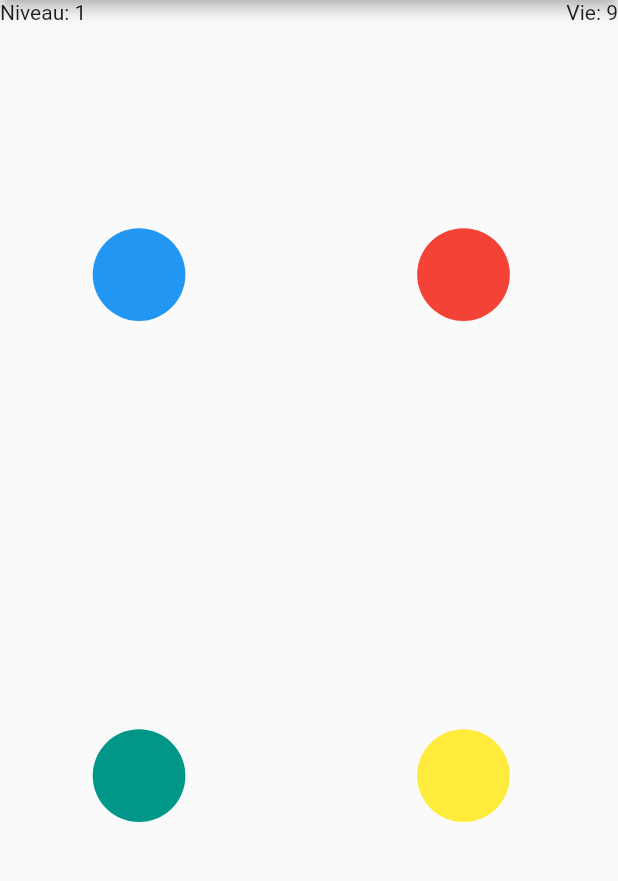
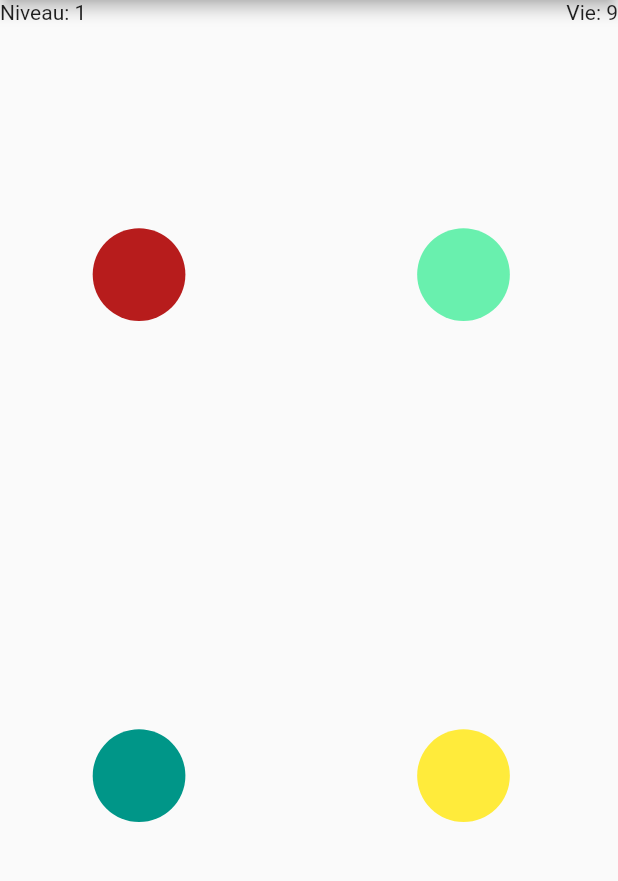
Before and after one commit to kebsont/ColorMemory, a Flutter app: the MyHomePage screen opened directly, on a phone screen of 412 x 824 dp, the part 84-965 px from its top. Run offline on Flutter 3.47's test engine with Material 2 defaults, Android fonts, the phone set to English and light mode, and no system bars; our stand-ins replace cloud_firestore, firebase_auth, firebase_database, flushbar, shared_preferences; accounts and stored records are empty; network calls fail.

```diff
--- a/lib/main.dart
+++ b/lib/main.dart
@@ -1,3 +1,5 @@
+import 'dart:async';
+
 import 'package:colormemory/login_signup_page.dart';
 import 'package:colormemory/services/authentication.dart';
 import 'package:colormemory/widgets/registration.dart';
@@ -5,14 +7,13 @@ import 'package:colormemory/widgets/signin.dart';
 import 'package:flutter/material.dart';
 import 'package:flutter/services.dart';
 import 'package:colormemory/widgets/home.dart';
+
 void main() => runApp(MyApp());
 
 class MyApp extends StatelessWidget {
   BaseAuth auth;
   @override
   Widget build(BuildContext context) {
-
-
     return MaterialApp(
       title: 'Color Memory',
       theme: ThemeData(
@@ -25,10 +26,9 @@ class MyApp extends StatelessWidget {
       routes: {
         '/': (context) => SignInScreen(),
         '/registration': (context) => SignUpScreen(this.auth),
-        '/home' : (context) => HomeWithMenu()
+        '/home': (context) => HomeWithMenu()
         // '/forgot-password': (context) => ForgotPasswordScreen(),
       },
-
     );
   }
 }
@@ -42,7 +42,11 @@ class MyHomePage extends StatefulWidget {
   _MyHomePageState createState() => _MyHomePageState();
 }
 
-class _MyHomePageState extends State<MyHomePage> {
+class _MyHomePageState extends State<MyHomePage>
+    with SingleTickerProviderStateMixin {
+  AnimationController _animationController;
+  Animation _colorTween;
+
   int niveau = 1;
   int vie = 9;
   int _counter = 0;
@@ -55,18 +59,51 @@ class _MyHomePageState extends State<MyHomePage> {
   double h_widget = 0;
   double w_widget = 0;
 
-  // @override
-  // void dispose() {
-  //    // Changer l'orientation
-  //   SystemChrome.setPreferredOrientations([
-  //     DeviceOrientation.landscapeRight,
-  //   ]);
-  // }
+  bool _visible = true;
+  Timer _timer;
 
+  @override
+  void initState() {
+    _animationController =
+        AnimationController(vsync: this, duration: Duration(milliseconds: 300));
+    _colorTween = ColorTween(begin: Colors.red[900], end: Colors.green)
+        .animate(_animationController);
 
+    super.initState();
+  }
+
+  @override
+  void didUpdateWidget(MyHomePage oldWidget) {
+    // TODO: implement didUpdateWidget
+    print("Tab1");
+    print("Tab2");
+    AnimateButton();
+
+    super.didUpdateWidget(oldWidget);
+    AnimateButton();
+  }
+
+  @override
+  void dispose() {
+    super.dispose();
+    // _animationController.dispose();
+  }
+
+  AnimateButton() {
+    print("Animation appelee");
+    _timer = new Timer(const Duration(milliseconds: 900), () {
+      _animationController.reset();
+      _animationController.forward();
+    });
+  }
 
   @override
   Widget build(BuildContext context) {
+    _timer = new Timer(const Duration(seconds: 5), () {
+      // _animationController.reset();
+      // _animationController.forward();
+    print("Tab3");
+    });
     AppBar appBar = AppBar(
       title: Text(widget.title),
     );
@@ -74,14 +111,13 @@ class _MyHomePageState extends State<MyHomePage> {
     w_widget = MediaQuery.of(context).size.width;
     h_button = 0.29 * h_widget;
     w_button = 0.15 * w_widget;
-    h_margin1 = 0.0725 * h_widget ;
-    h_margin2 = 0.145 * h_widget ;
+    h_margin1 = 0.0725 * h_widget;
+    h_margin2 = 0.145 * h_widget;
     w_margin1 = 0.15 * w_widget;
     w_margin2 = 0.15 * w_widget * 2.5;
 
     // TRACES
-    List <Key> buttonsList;
-
+    List<Key> buttonsList;
 
     return Scaffold(
         appBar: appBar,
@@ -104,32 +140,54 @@ class _MyHomePageState extends State<MyHomePage> {
 
             Row(
               children: <Widget>[
-                new GestureDetector(
-                  onTap: () {},
+                AnimatedBuilder(
+                  animation: _colorTween,
+                  builder: (context, child) => new GestureDetector(
+                    onTap: () {
+                      if (_animationController.status ==
+                          AnimationStatus.completed) {
+                        _animationController.reverse();
+                      } else {
+                        _animationController.forward();
+                      }
+                    },
                     child: Container(
                       decoration: new BoxDecoration(
-                        color: Colors.blue, shape: BoxShape.circle),
+                          color: _colorTween.value, shape: BoxShape.circle),
                       margin: EdgeInsets.only(
-                        top: h_margin1, left: w_margin1, right: 0.0, bottom: 0),
+                          top: h_margin1,
+                          left: w_margin1,
+                          right: 0.0,
+                          bottom: 0),
                       width: w_button,
                       height: h_button,
                       key: Key('1'),
                     ),
                   ),
-                new GestureDetector(
+                ),
+                AnimatedOpacity(
+                    opacity: _visible ? 1.0 : 0.0,
+                    duration: Duration(milliseconds: 200),
+                    child: new GestureDetector(
                       onTap: () {
+                        setState(() {
+                          _visible = !_visible;
+                        });
                         print("Bouton cliqué");
                       },
                       child: Container(
                         decoration: new BoxDecoration(
-                        color: Colors.red, shape: BoxShape.circle),
+                            color: Colors.greenAccent, shape: BoxShape.circle),
                         margin: EdgeInsets.only(
-                        top: h_margin1, left: w_margin2, right: 0.0, bottom: 0),
+                            top: h_margin1,
+                            left: w_margin2,
+                            right: 0.0,
+                            bottom: 0),
                         width: w_button,
                         height: h_button,
                         key: Key('2'),
                       ),
-                )
+                    )),
               ],
             ),
 
```
Lines whose indentation alone changed are shown as unchanged.
